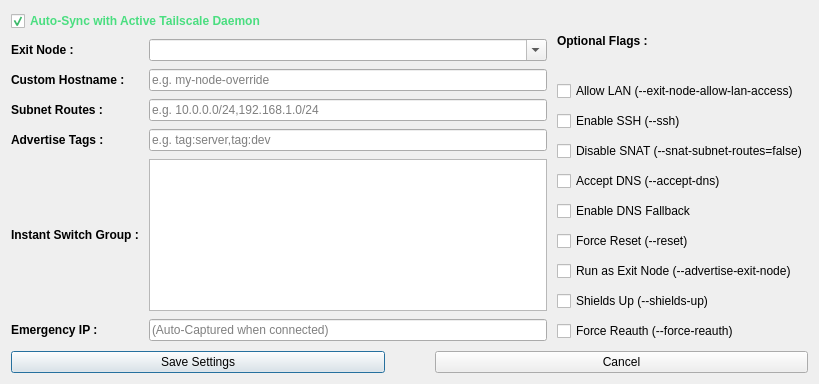
Old version of the form pygui/dialogs/node.ui in the repository Arean82/Tailscale-Headscale-Client.
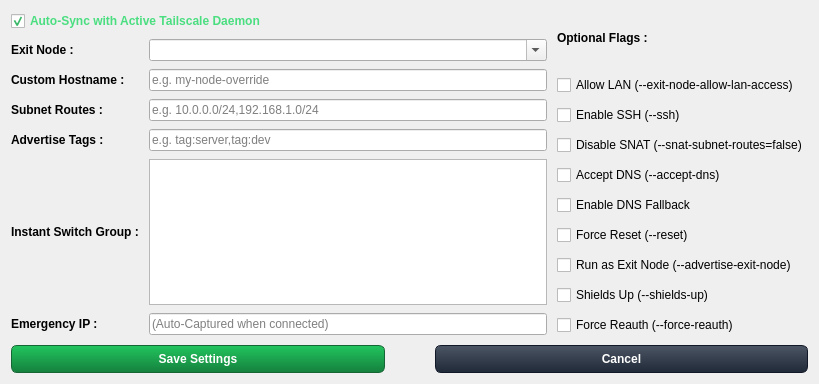
New version of the form.

Commit message: feat: add advanced configuration dialog for node settings with live synchronization

```diff
--- a/pygui/dialogs/node.ui
+++ b/pygui/dialogs/node.ui
@@ -312,6 +312,15 @@
        <property name="text">
         <string>Save Settings</string>
        </property>
+       <property name="styleSheet">
+        <string>QPushButton { 
+    background-color: qlineargradient(x1:0, y1:0, x2:0, y2:1, stop:0 #22c55e, stop:1 #15803d);
+    color: white; font-weight: bold; border-radius: 6px; padding: 6px 20px; border: 1px solid #166534;
+}
+QPushButton:hover { 
+    background-color: qlineargradient(x1:0, y1:0, x2:0, y2:1, stop:0 #4ade80, stop:1 #16a34a);
+}</string>
+       </property>
       </widget>
      </item>
      <item>
@@ -335,6 +344,15 @@
        <property name="text">
         <string>Cancel</string>
        </property>
+       <property name="styleSheet">
+        <string>QPushButton { 
+    background-color: qlineargradient(x1:0, y1:0, x2:0, y2:1, stop:0 #4b5563, stop:1 #1f2937);
+    color: white; font-weight: bold; border-radius: 6px; padding: 6px 20px; border: 1px solid #111827;
+}
+QPushButton:hover { 
+    background-color: qlineargradient(x1:0, y1:0, x2:0, y2:1, stop:0 #6b7280, stop:1 #374151);
+}</string>
+       </property>
       </widget>
      </item>
     </layout>
```
The commit also changes 1 other file.
